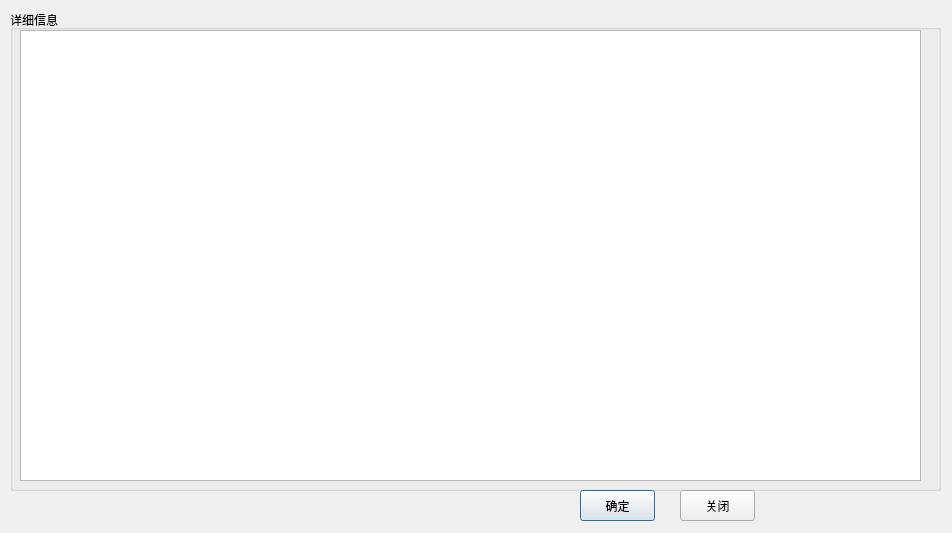
Old version of the form src/allwindow.ui in the repository guanqian1994/EquipmentManagementSystem.
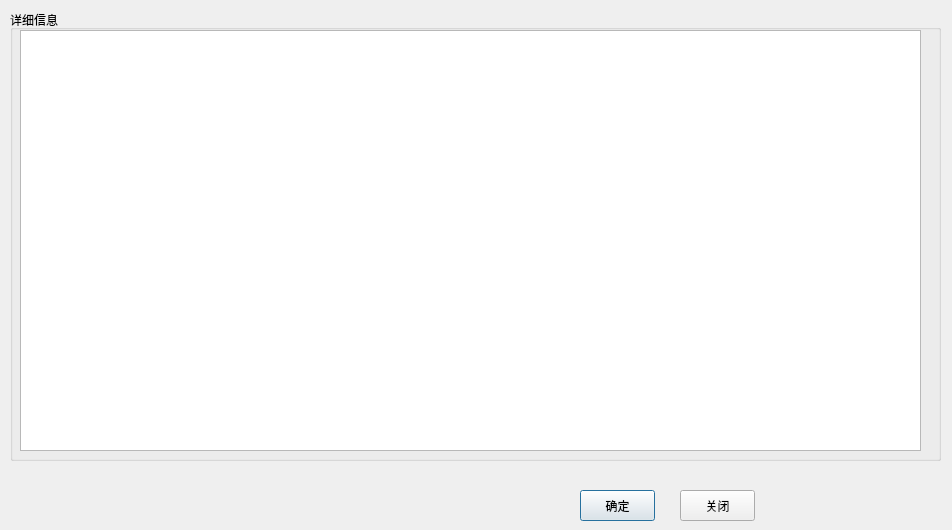
New version of the form.

```diff
--- a/src/allwindow.ui
+++ b/src/allwindow.ui
@@ -7,7 +7,7 @@
     <x>0</x>
     <y>0</y>
     <width>952</width>
-    <height>533</height>
+    <height>530</height>
    </rect>
   </property>
   <property name="windowTitle">
@@ -19,7 +19,7 @@
      <x>10</x>
      <y>10</y>
      <width>931</width>
-     <height>481</height>
+     <height>451</height>
     </rect>
    </property>
    <property name="title">
@@ -31,7 +31,7 @@
       <x>10</x>
       <y>20</y>
       <width>901</width>
-      <height>451</height>
+      <height>421</height>
      </rect>
     </property>
    </widget>
```
